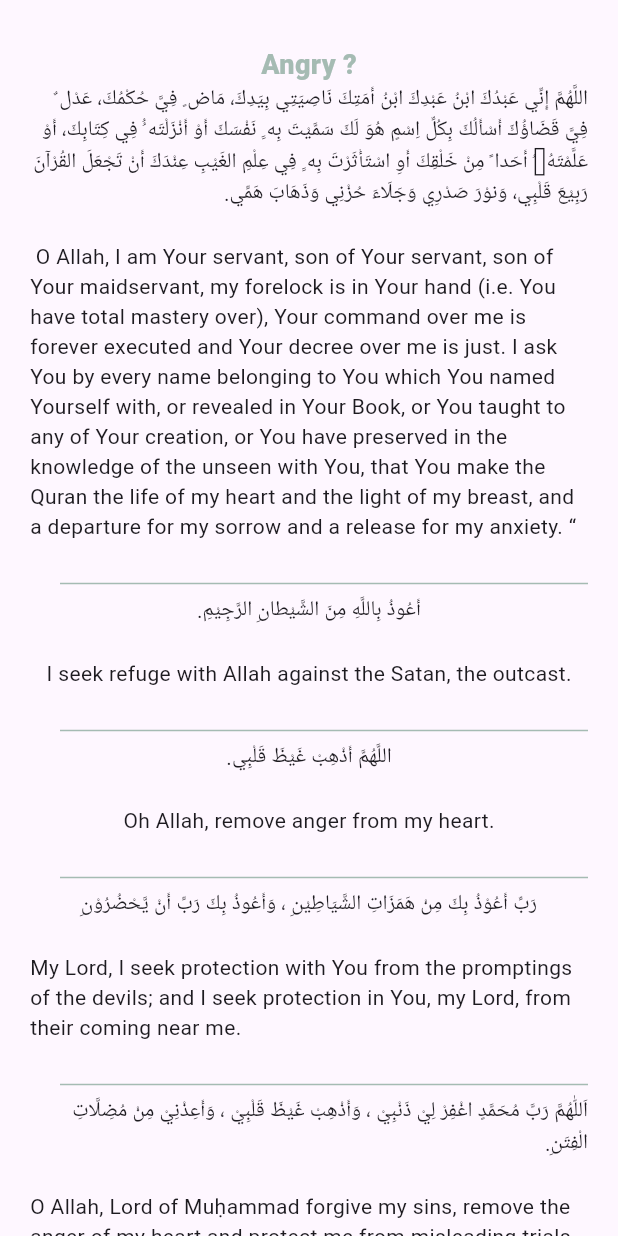
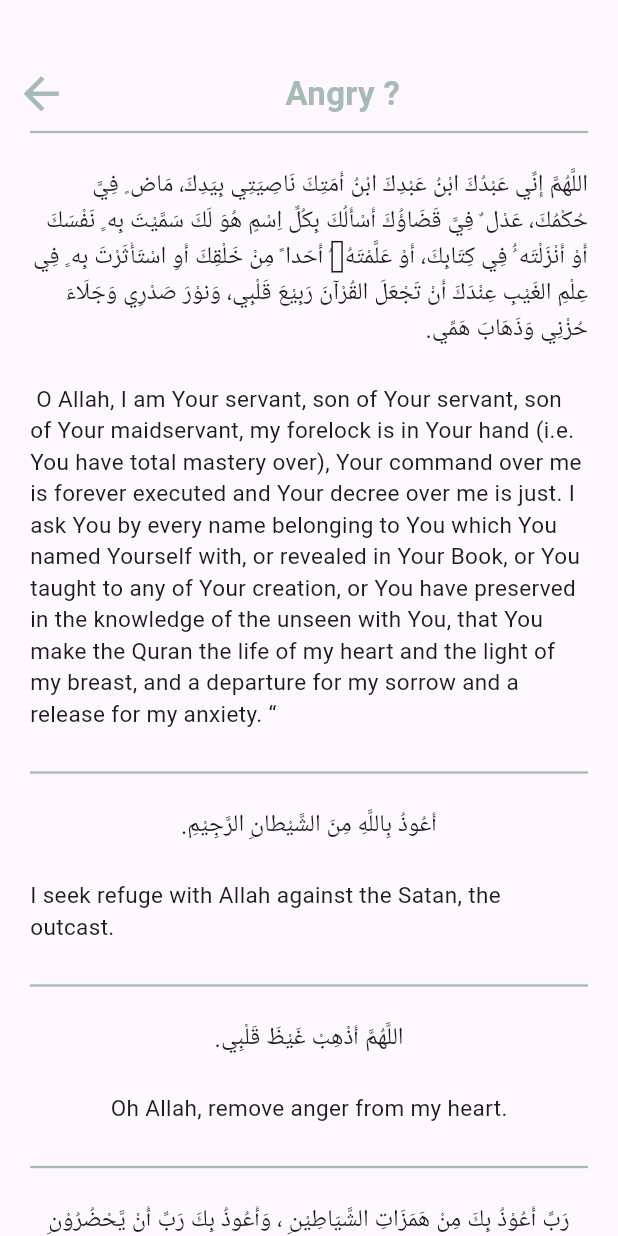
Before and after one commit to fatmakhadidja/duaa-app, a Flutter app: the Emotions screen opened by its route, after a tap on "Angry", on a phone screen of 412 x 824 dp. Run offline on Flutter 3.47's test engine with Material 3 defaults, Android fonts, the phone set to English and light mode, and no system bars; missing offline and left inert: flutter_animated_button; Roboto replaces fonts that are missing (Jaldi).

Commit message:
Peefectioning the design ( added the back arrow in the duaa page and centered stuuf in the welcoming page )

```diff
--- a/lib/duaa.dart
+++ b/lib/duaa.dart
@@ -1,7 +1,7 @@
 import 'package:flutter/material.dart';
 
 class Duaa extends StatefulWidget {
-  const Duaa({super.key});
+  const Duaa({Key? key}) : super(key: key);
 
   @override
   State<Duaa> createState() => _DuaaState();
@@ -14,28 +14,48 @@ class _DuaaState extends State<Duaa> {
   Widget build(BuildContext context) {
     final args = ModalRoute.of(context)?.settings.arguments as Map?;
     if (args != null) {
-      data = args ;
+      data = args;
     }
     return Scaffold(
-      body: Padding(
-        padding: const EdgeInsets.fromLTRB(0, 30, 0, 0),
-        child: SingleChildScrollView(
+      body: SingleChildScrollView(
           child: Column(
             children: [
-              Positioned(
-
+              Padding(
+                padding: const EdgeInsets.fromLTRB(0, 45, 0, 0),
+                child: Row(
+                  children: [
+                    Padding(
+                      padding: const EdgeInsets.fromLTRB(10, 0, 0, 0),
+                      child: GestureDetector(
+                        onTap: () {
+                          Navigator.pop(context);
+                        },
+                        child: Icon(
+                          Icons.arrow_back,
+                          color: data['color'],
+                          size: 35,
+                        ),
+                      ),
+                    ),
+                    Expanded (
+                    child: Center(
                       child: Text(
                         '${data['emotion']} ?',
                         style: TextStyle(
-                      fontSize: 18,
-                      fontWeight: FontWeight.w800,
+                          fontSize: 22,
+                          fontWeight: FontWeight.bold,
                           fontFamily: 'Jaldi',
                           color: data['color'],
                         ),
                       ),
                     ),
+                  ),
+                  ],
+                ),
+
+              ),
               Padding(
-                padding: const EdgeInsets.fromLTRB(20,0, 20, 0),
+                padding: const EdgeInsets.fromLTRB(20, 0, 20, 0),
                 child: ListView.builder(
                   shrinkWrap: true,
                   physics: NeverScrollableScrollPhysics(),
@@ -44,11 +64,16 @@ class _DuaaState extends State<Duaa> {
                     return Column(
                       mainAxisAlignment: MainAxisAlignment.center,
                       children: [
+                        Divider(
+                          color: data['color'],
+                          thickness: 1.5,
+                        ),
+                        SizedBox(height: 15),
                         Text(
                           '${data['duaaList'][index * 2]}\n',
                           textDirection: TextDirection.rtl,
                           style: TextStyle(
-                            fontSize: 14,
+                            fontSize: 16,
                             fontFamily: 'Jaldi',
                           ),
                         ),
@@ -56,15 +81,11 @@ class _DuaaState extends State<Duaa> {
                           '${data['duaaList'][index * 2 + 1]}\n',
                           textDirection: TextDirection.ltr,
                           style: TextStyle(
-                            fontSize: 14,
+                            fontSize: 15,
                             fontFamily: 'Jaldi',
                           ),
                         ),
-                        Divider(
-                          color: data['color'],
-                          thickness: 1,
-                          indent: 20,
-                        ),
+
                       ],
                     );
                   },
@@ -73,7 +94,6 @@ class _DuaaState extends State<Duaa> {
             ],
           ),
         ),
-      ),
     );
   }
 }
--- a/lib/emotions.dart
+++ b/lib/emotions.dart
@@ -404,19 +404,19 @@ class _EmotionsState extends State<Emotions> {
             SizedBox(height: 30),
             buildEmotionRow('Nervous', 'متوتر', Color(0xFFFACF8D), 'Happy', 'سعيد', Color(0xFF9DEDB8)),
             SizedBox(height: 30),
-            buildEmotionRow('Guilty', 'مذنب', Color(0xFFD58795), 'Jealous', 'غيور', Color(0xFFA2FCFC)),
+            buildEmotionRow('Guilty', 'مذنب', Color(0xFFD58795), 'Jealous', 'غيور', Color(0xFFCBDF91)),
             SizedBox(height: 30),
             buildEmotionRow('Lonely', 'وحيد', Color(0xFFA5BBB3), 'Weak', 'ضعيف', Color(0xFFA6A5BB)),
             SizedBox(height: 30),
             buildEmotionRow('Scared', 'خائف', Color(0xFFFACF8D), 'Tired', 'مرهق', Color(0xFF9DEDB8)),
             SizedBox(height: 30),
-            buildEmotionRow('Lazy', 'كسول', Color(0xFFD58795), 'Indecisive', 'متردد', Color(0xFFA2FCFC)),
+            buildEmotionRow('Lazy', 'كسول', Color(0xFFD58795), 'Indecisive', 'متردد', Color(0xFFCBDF91)),
             SizedBox(height: 30),
             buildEmotionRow('Suicidal', 'انتحاري', Color(0xFFA5BBB3), 'Greedy', 'طماع', Color(0xFFA6A5BB)),
             SizedBox(height: 30),
             buildEmotionRow('Unloved', 'غير محبوب', Color(0xFFFACF8D), 'Deppressed', 'مكتئب', Color(0xFF9DEDB8)),
             SizedBox(height: 30),
-            buildEmotionRow('Anxious', 'قلق', Color(0xFFD58795), 'Bored', 'ضجر', Color(0xFFA2FCFC)),
+            buildEmotionRow('Anxious', 'قلق', Color(0xFFD58795), 'Bored', 'ضجر', Color(0xFFCBDF91)),
             SizedBox(height: 30),
           ],
         ),
@@ -450,6 +450,12 @@ class _EmotionsState extends State<Emotions> {
         decoration: BoxDecoration(
           color: color,
           borderRadius: BorderRadius.circular(15),
+          boxShadow:[
+              BoxShadow (
+              color: Colors.black.withOpacity(0.1),
+              blurRadius: 20,
+              spreadRadius: 7
+          ),]
         ),
         child: Column(
           mainAxisAlignment: MainAxisAlignment.center,  // handles the centering of the texts inside the containers
@@ -457,16 +463,16 @@ class _EmotionsState extends State<Emotions> {
             Text(
               text,
               style: TextStyle(
-                fontSize: 15,
+                fontSize: 16,
                 color: Colors.white,
                 fontFamily: 'Jaldi',
               ),
             ),
-            SizedBox(height: 10),
+            SizedBox(height: 5),
             Text(
               arabicText,
               style: TextStyle(
-                fontSize: 15,
+                fontSize: 16,
                 color: Colors.white,
                 fontFamily: 'Jaldi',
               ),
--- a/pubspec.yaml
+++ b/pubspec.yaml
@@ -40,6 +40,7 @@ dependencies:
 dev_dependencies:
   flutter_test:
     sdk: flutter
+  flutter_animated_button: ^2.0.3
 
   # The "flutter_lints" package below contains a set of recommended lints to
   # encourage good coding practices. The lint set provided by the package is
```
Also changed, not shown: lib/main.dart (+16 -27 lines), pubspec.lock. Lines whose indentation alone changed are shown as unchanged.
